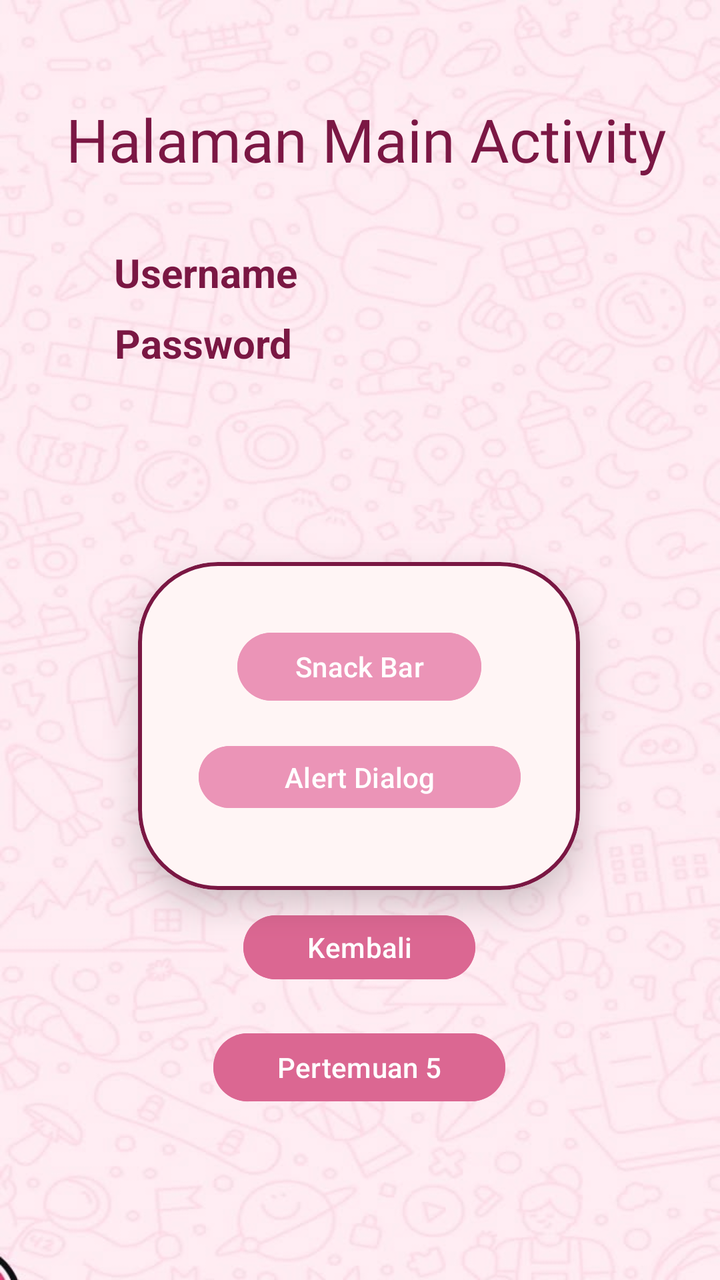
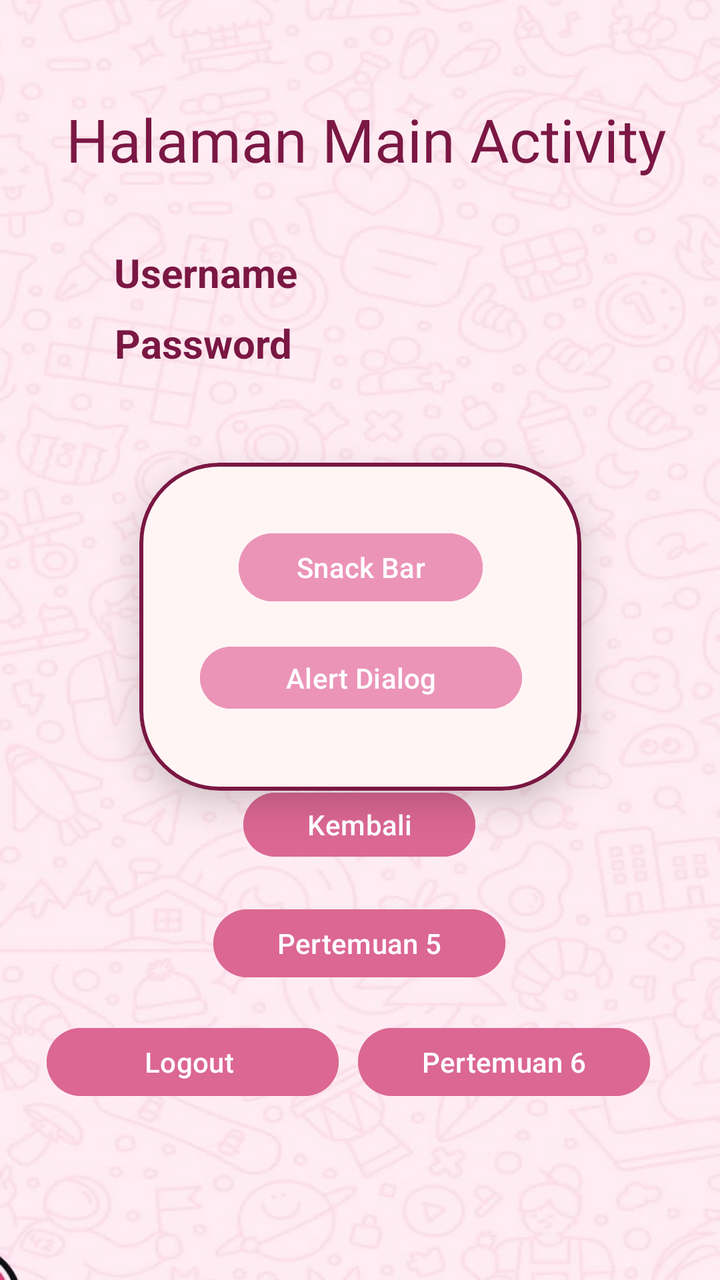

Compare the two renders of this Android layout. The source of the first and the diff that turns it into the second are given below.
<!-- AndroidManifest.xml: application theme Theme.Lindi_tib -->
<!-- res/layout/activity_main.xml -->
<?xml version="1.0" encoding="utf-8"?>
<androidx.constraintlayout.widget.ConstraintLayout xmlns:android="http://schemas.android.com/apk/res/android"
    xmlns:app="http://schemas.android.com/apk/res-auto"
    xmlns:tools="http://schemas.android.com/tools"
    android:id="@+id/main"
    android:layout_width="match_parent"
    android:layout_height="match_parent"
    android:background="@drawable/bg"
    tools:context=".MainActivity">

    <TextView
        android:id="@+id/txtHeader"
        android:layout_width="wrap_content"
        android:layout_height="wrap_content"
        android:fontFamily="@font/super_waffles"
        android:text="Halaman Main Activity"
        android:textColor="#7B1744"
        android:textSize="30dp"
        app:layout_constraintBottom_toBottomOf="parent"
        app:layout_constraintEnd_toEndOf="parent"
        app:layout_constraintHorizontal_bias="0.555"
        app:layout_constraintStart_toStartOf="parent"
        app:layout_constraintTop_toTopOf="parent"
        app:layout_constraintVertical_bias="0.082" />

    <TextView
        android:id="@+id/txtUsername"
        android:layout_width="wrap_content"
        android:layout_height="wrap_content"
        android:text="Username"
        android:textColor="#7A1743"
        android:textSize="20dp"
        android:textStyle="bold"
        app:layout_constraintBottom_toBottomOf="parent"
        app:layout_constraintEnd_toEndOf="parent"
        app:layout_constraintHorizontal_bias="0.213"
        app:layout_constraintStart_toStartOf="parent"
        app:layout_constraintTop_toTopOf="parent"
        app:layout_constraintVertical_bias="0.2" />

    <TextView
        android:id="@+id/txtPassword"
        android:layout_width="wrap_content"
        android:layout_height="wrap_content"
        android:text="Password"
        android:textColor="#7A1743"
        android:textSize="20dp"
        android:textStyle="bold"
        app:layout_constraintBottom_toBottomOf="parent"
        app:layout_constraintEnd_toEndOf="parent"
        app:layout_constraintHorizontal_bias="0.211"
        app:layout_constraintStart_toStartOf="parent"
        app:layout_constraintTop_toTopOf="parent"
        app:layout_constraintVertical_bias="0.258" />

    <com.google.android.material.card.MaterialCardView
        android:layout_width="221dp"
        android:layout_height="164dp"
        android:layout_marginTop="20dp"
        app:cardBackgroundColor="#FFF5F5"
        app:cardElevation="10dp"
        app:strokeColor="#7A1743"
        app:strokeWidth="2dp"
        app:cardCornerRadius="40dp"
        app:layout_constraintBottom_toBottomOf="parent"
        app:layout_constraintEnd_toEndOf="parent"
        app:layout_constraintHorizontal_bias="0.497"
        app:layout_constraintStart_toStartOf="parent"
        app:layout_constraintTop_toBottomOf="@+id/txtPassword"
        app:layout_constraintVertical_bias="0.28">

        <androidx.constraintlayout.widget.ConstraintLayout
            android:layout_width="match_parent"
            android:layout_height="150dp"
            android:layout_margin="6dp">

            <Button
                android:id="@+id/btnSnackBar"
                android:layout_width="122dp"
                android:layout_height="42dp"
                android:backgroundTint="@color/pink"
                android:text="Snack Bar"
                app:layout_constraintBottom_toBottomOf="parent"
                app:layout_constraintEnd_toEndOf="parent"
                app:layout_constraintStart_toStartOf="parent"
                app:layout_constraintTop_toTopOf="parent"
                app:layout_constraintVertical_bias="0.235" />

            <Button
                android:id="@+id/btnAlertDialog"
                android:layout_width="161dp"
                android:layout_height="39dp"
                android:backgroundTint="@color/pink"
                android:text="Alert Dialog"
                app:layout_constraintBottom_toBottomOf="parent"
                app:layout_constraintEnd_toEndOf="parent"
                app:layout_constraintHorizontal_bias="0.508"
                app:layout_constraintStart_toStartOf="parent"
                app:layout_constraintTop_toTopOf="parent"
                app:layout_constraintVertical_bias="0.739" />
        </androidx.constraintlayout.widget.ConstraintLayout>


    </com.google.android.material.card.MaterialCardView>

    <Button
        android:id="@+id/btnKembali"
        android:layout_width="116dp"
        android:layout_height="40dp"
        android:backgroundTint="#DB6792"
        android:text="Kembali"
        app:layout_constraintBottom_toBottomOf="parent"
        app:layout_constraintEnd_toEndOf="parent"
        app:layout_constraintHorizontal_bias="0.498"
        app:layout_constraintStart_toStartOf="parent"
        app:layout_constraintTop_toTopOf="parent"
        app:layout_constraintVertical_bias="0.756" />

    <Button
        android:id="@+id/btnToLima"
        android:layout_width="146dp"
        android:layout_height="42dp"
        android:backgroundTint="#DB6792"
        android:text="Pertemuan 5"
        app:layout_constraintBottom_toBottomOf="parent"
        app:layout_constraintEnd_toEndOf="parent"
        app:layout_constraintHorizontal_bias="0.498"
        app:layout_constraintStart_toStartOf="parent"
        app:layout_constraintTop_toBottomOf="@+id/btnKembali"
        app:layout_constraintVertical_bias="0.182" />
</androidx.constraintlayout.widget.ConstraintLayout>
<!-- resources referenced by this layout -->
<resources>
  <color name="pink">#EB94B7</color>
  <!-- drawable bg: jpg bitmap (drawable, 45060 bytes) -->
  <style name="Theme.Lindi_tib" parent="Base.Theme.Lindi_tib" />
  <style name="Base.Theme.Lindi_tib" parent="Theme.Material3.DayNight.NoActionBar">
          
          
      </style>
</resources>

<!-- the commit's change to res/layout/activity_main.xml (unified diff, before → after) -->
@@ -58,16 +58,15 @@
         android:layout_height="164dp"
         android:layout_marginTop="20dp"
         app:cardBackgroundColor="#FFF5F5"
+        app:cardCornerRadius="40dp"
         app:cardElevation="10dp"
-        app:strokeColor="#7A1743"
-        app:strokeWidth="2dp"
-        app:cardCornerRadius="40dp"
         app:layout_constraintBottom_toBottomOf="parent"
         app:layout_constraintEnd_toEndOf="parent"
-        app:layout_constraintHorizontal_bias="0.497"
         app:layout_constraintStart_toStartOf="parent"
         app:layout_constraintTop_toBottomOf="@+id/txtPassword"
-        app:layout_constraintVertical_bias="0.28">
+        app:layout_constraintVertical_bias="0.097"
+        app:strokeColor="#7A1743"
+        app:strokeWidth="2dp">
 
         <androidx.constraintlayout.widget.ConstraintLayout
             android:layout_width="match_parent"
@@ -114,7 +113,7 @@
         app:layout_constraintHorizontal_bias="0.498"
         app:layout_constraintStart_toStartOf="parent"
         app:layout_constraintTop_toTopOf="parent"
-        app:layout_constraintVertical_bias="0.756" />
+        app:layout_constraintVertical_bias="0.654" />
 
     <Button
         android:id="@+id/btnToLima"
@@ -127,5 +126,32 @@
         app:layout_constraintHorizontal_bias="0.498"
         app:layout_constraintStart_toStartOf="parent"
         app:layout_constraintTop_toBottomOf="@+id/btnKembali"
-        app:layout_constraintVertical_bias="0.182" />
+        app:layout_constraintVertical_bias="0.111" />
+
+    <Button
+        android:id="@+id/btnToSix"
+        android:layout_width="146dp"
+        android:layout_height="42dp"
+        android:backgroundTint="#DB6792"
+        android:text="Pertemuan 6"
+        app:layout_constraintBottom_toBottomOf="parent"
+        app:layout_constraintEnd_toEndOf="parent"
+        app:layout_constraintHorizontal_bias="0.837"
+        app:layout_constraintStart_toStartOf="parent"
+        app:layout_constraintTop_toBottomOf="@+id/btnToLima"
+        app:layout_constraintVertical_bias="0.165" />
+
+    <Button
+        android:id="@+id/btnLogout"
+        android:layout_width="146dp"
+        android:layout_height="42dp"
+        android:backgroundTint="#DB6792"
+        android:text="Logout
+"
+        app:layout_constraintBottom_toBottomOf="parent"
+        app:layout_constraintEnd_toStartOf="@+id/btnToSix"
+        app:layout_constraintHorizontal_bias="0.71"
+        app:layout_constraintStart_toStartOf="parent"
+        app:layout_constraintTop_toBottomOf="@+id/btnToLima"
+        app:layout_constraintVertical_bias="0.165" />
 </androidx.constraintlayout.widget.ConstraintLayout>
